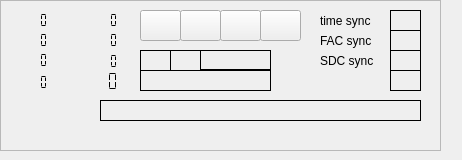
Above: decoders/drm-decoder/drmdecoder.ui from JvanKatwijk/swradio-8 before the change. Below: the same form after it.
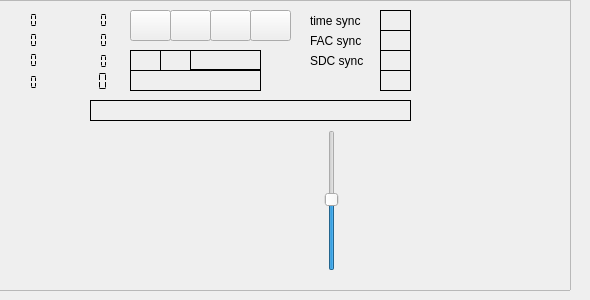
That is the form after the change. Custom widgets are drawn as their Qt base class.

Commit message: mods to drmdecoder

Patch:
```diff
--- a/decoders/drm-decoder/drmdecoder.ui
+++ b/decoders/drm-decoder/drmdecoder.ui
@@ -6,8 +6,8 @@
    <rect>
     <x>0</x>
     <y>0</y>
-    <width>462</width>
-    <height>160</height>
+    <width>590</width>
+    <height>300</height>
    </rect>
   </property>
   <property name="windowTitle">
@@ -16,10 +16,10 @@
   <widget class="QFrame" name="frame">
    <property name="geometry">
     <rect>
-     <x>0</x>
+     <x>-10</x>
      <y>0</y>
-     <width>441</width>
-     <height>151</height>
+     <width>581</width>
+     <height>291</height>
     </rect>
    </property>
    <property name="frameShape">
@@ -462,7 +462,7 @@
     <property name="geometry">
      <rect>
       <x>10</x>
-      <y>120</y>
+      <y>130</y>
       <width>211</width>
       <height>21</height>
      </rect>
@@ -475,7 +475,7 @@
     <property name="geometry">
      <rect>
       <x>230</x>
-      <y>120</y>
+      <y>130</y>
       <width>191</width>
       <height>21</height>
      </rect>
@@ -497,8 +497,51 @@
      <string/>
     </property>
    </widget>
+   <widget class="QwtPlot" name="iqPlotter">
+    <property name="geometry">
+     <rect>
+      <x>370</x>
+      <y>130</y>
+      <width>191</width>
+      <height>141</height>
+     </rect>
+    </property>
+   </widget>
+   <widget class="QSlider" name="scopeSlider">
+    <property name="geometry">
+     <rect>
+      <x>330</x>
+      <y>130</y>
+      <width>24</width>
+      <height>141</height>
+     </rect>
+    </property>
+    <property name="value">
+     <number>50</number>
+    </property>
+    <property name="orientation">
+     <enum>Qt::Vertical</enum>
+    </property>
+   </widget>
+   <widget class="QwtPlot" name="equalizerDisplay">
+    <property name="geometry">
+     <rect>
+      <x>30</x>
+      <y>150</y>
+      <width>281</width>
+      <height>121</height>
+     </rect>
+    </property>
+   </widget>
   </widget>
  </widget>
+ <customwidgets>
+  <customwidget>
+   <class>QwtPlot</class>
+   <extends>QFrame</extends>
+   <header>qwt_plot.h</header>
+  </customwidget>
+ </customwidgets>
  <resources/>
  <connections/>
 </ui>
```
The commit also changes 181 other files.
